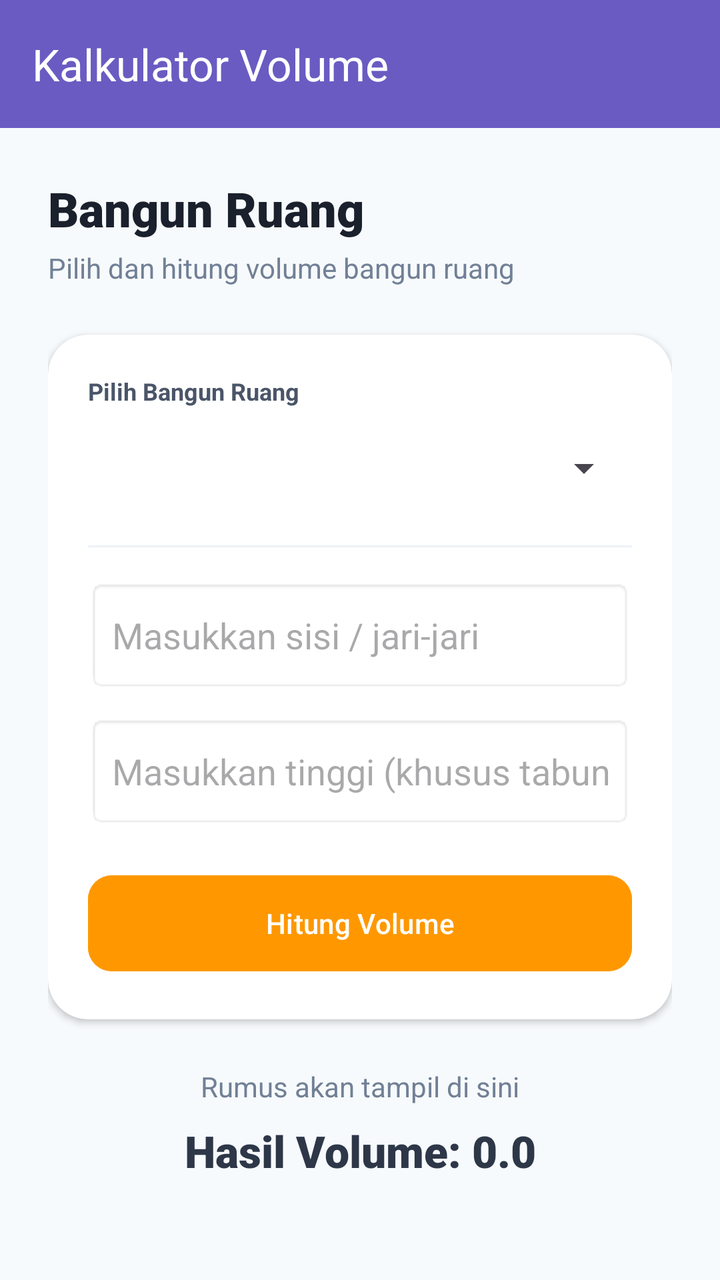
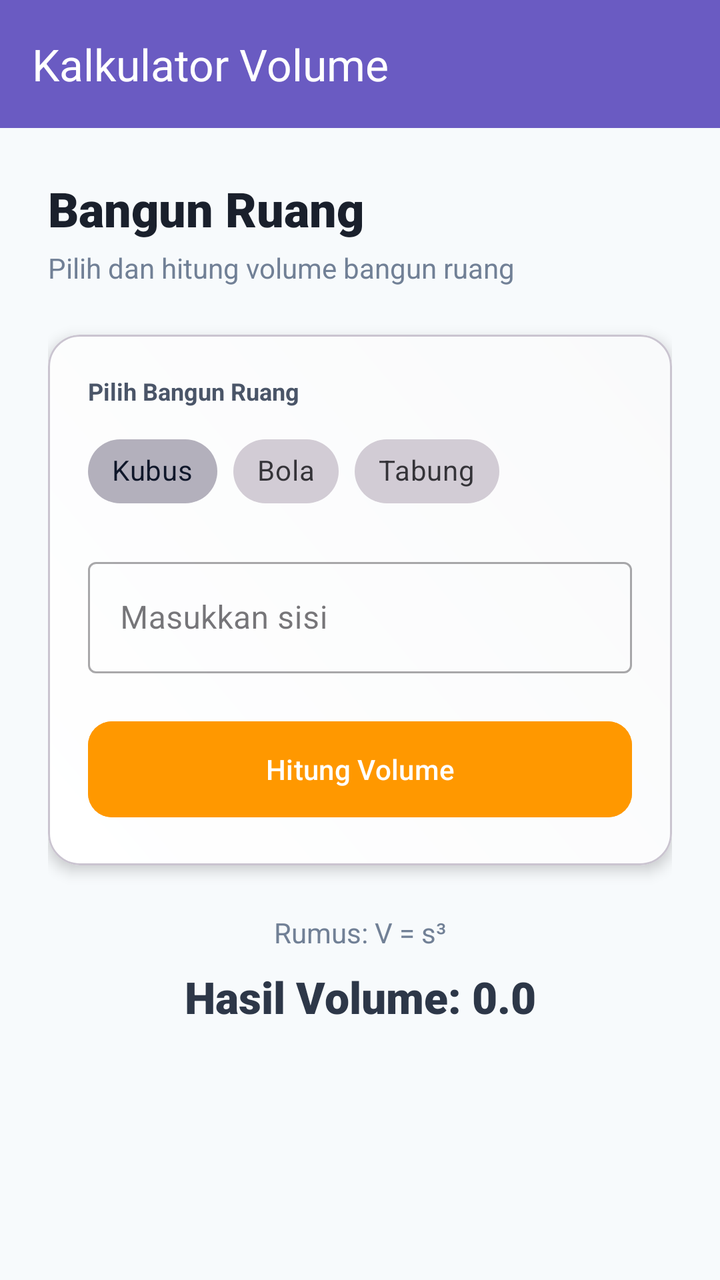

Screens rendered from an Android XML layout before and after an edit, with the pre-edit source and the edit as a unified diff.
<!-- AndroidManifest.xml: application theme Theme.Johancoco -->
<!-- res/layout/activity_bangun_ruang.xml -->
<?xml version="1.0" encoding="utf-8"?>
<androidx.constraintlayout.widget.ConstraintLayout xmlns:android="http://schemas.android.com/apk/res/android"
    xmlns:app="http://schemas.android.com/apk/res-auto"
    android:id="@+id/main"
    android:layout_width="match_parent"
    android:layout_height="match_parent"
    android:background="#F7FAFC">

    <androidx.appcompat.widget.Toolbar
        android:id="@+id/toolbar"
        android:layout_width="match_parent"
        android:layout_height="?attr/actionBarSize"
        android:background="@color/donker"
        app:title="Kalkulator Volume"
        app:titleTextColor="@color/white"
        app:layout_constraintTop_toTopOf="parent" />

    <ScrollView
        android:layout_width="match_parent"
        android:layout_height="0dp"
        android:fillViewport="true"
        app:layout_constraintBottom_toBottomOf="parent"
        app:layout_constraintTop_toBottomOf="@id/toolbar">

        <LinearLayout
            android:layout_width="match_parent"
            android:layout_height="wrap_content"
            android:orientation="vertical"
            android:padding="24dp">

            <TextView
                android:id="@+id/tvTitle"
                android:layout_width="wrap_content"
                android:layout_height="wrap_content"
                android:fontFamily="sans-serif-black"
                android:text="Bangun Ruang"
                android:textColor="#1A202C"
                android:textSize="24sp" />

            <TextView
                android:id="@+id/tvDesc"
                android:layout_width="wrap_content"
                android:layout_height="wrap_content"
                android:layout_marginTop="4dp"
                android:text="Pilih dan hitung volume bangun ruang"
                android:textColor="#718096"
                android:textSize="14sp" />

            <androidx.cardview.widget.CardView
                android:layout_width="match_parent"
                android:layout_height="wrap_content"
                android:layout_marginTop="24dp"
                app:cardCornerRadius="20dp"
                app:cardElevation="2dp">

                <LinearLayout
                    android:layout_width="match_parent"
                    android:layout_height="wrap_content"
                    android:orientation="vertical"
                    android:padding="20dp">

                    <TextView
                        android:layout_width="wrap_content"
                        android:layout_height="wrap_content"
                        android:text="Pilih Bangun Ruang"
                        android:textColor="#4A5568"
                        android:textSize="12sp"
                        android:textStyle="bold" />

                    <Spinner
                        android:id="@+id/spinnerBangun"
                        android:layout_width="match_parent"
                        android:layout_height="45dp"
                        android:layout_marginTop="8dp" />

                    <View
                        android:layout_width="match_parent"
                        android:layout_height="1dp"
                        android:layout_marginVertical="16dp"
                        android:background="#EDF2F7" />

                    <EditText
                        android:id="@+id/etSisi"
                        android:layout_width="match_parent"
                        android:layout_height="56dp"
                        android:background="@android:drawable/editbox_background"
                        android:hint="Masukkan sisi / jari-jari"
                        android:inputType="numberDecimal"
                        android:paddingHorizontal="12dp" />

                    <EditText
                        android:id="@+id/etTinggi"
                        android:layout_width="match_parent"
                        android:layout_height="56dp"
                        android:layout_marginTop="12dp"
                        android:background="@android:drawable/editbox_background"
                        android:hint="Masukkan tinggi (khusus tabung)"
                        android:inputType="numberDecimal"
                        android:paddingHorizontal="12dp" />

                    <Button
                        android:id="@+id/btnHitung"
                        android:layout_width="match_parent"
                        android:layout_height="56dp"
                        android:layout_marginTop="20dp"
                        android:backgroundTint="@color/orange"
                        android:text="Hitung Volume"
                        android:textAllCaps="false"
                        android:textColor="#FFFFFF"
                        app:cornerRadius="12dp" />
                </LinearLayout>
            </androidx.cardview.widget.CardView>

            <TextView
                android:id="@+id/tvContent"
                android:layout_width="match_parent"
                android:layout_height="wrap_content"
                android:layout_marginTop="24dp"
                android:gravity="center"
                android:text="Rumus akan tampil di sini"
                android:textColor="#718096"
                android:textSize="14sp" />

            <TextView
                android:id="@+id/tvHasil"
                android:layout_width="match_parent"
                android:layout_height="wrap_content"
                android:layout_marginTop="8dp"
                android:gravity="center"
                android:text="Hasil Volume: 0.0"
                android:textColor="#2D3748"
                android:textSize="22sp"
                android:fontFamily="sans-serif-black" />

        </LinearLayout>
    </ScrollView>

</androidx.constraintlayout.widget.ConstraintLayout>
<!-- resources referenced by this layout -->
<resources>
  <color name="donker">#6A5BC2</color>
  <color name="orange">#FF9800</color>
  <color name="white">#FFFFFFFF</color>
  <style name="Theme.Johancoco" parent="Base.Theme.Johancoco" />
  <style name="Base.Theme.Johancoco" parent="Theme.Material3.DayNight.NoActionBar">
          <item name="colorPrimary">@color/bg_dark</item>
          <item name="android:statusBarColor">@color/bg_dark</item>
          <item name="android:navigationBarColor">@color/bg_dark</item>
      </style>
  <color name="bg_dark">#0f172a</color>
</resources>

<!-- the commit's change to res/layout/activity_bangun_ruang.xml (unified diff, before → after) -->
@@ -46,16 +46,17 @@
                 android:textColor="#718096"
                 android:textSize="14sp" />
 
-            <androidx.cardview.widget.CardView
+            <com.google.android.material.card.MaterialCardView
                 android:layout_width="match_parent"
                 android:layout_height="wrap_content"
                 android:layout_marginTop="24dp"
-                app:cardCornerRadius="20dp"
-                app:cardElevation="2dp">
+                app:cardCornerRadius="16dp"
+                app:cardElevation="4dp">
 
                 <LinearLayout
                     android:layout_width="match_parent"
                     android:layout_height="wrap_content"
+                    android:background="@drawable/bg_card_modern"
                     android:orientation="vertical"
                     android:padding="20dp">
 
@@ -67,38 +68,69 @@
                         android:textSize="12sp"
                         android:textStyle="bold" />
 
-                    <Spinner
-                        android:id="@+id/spinnerBangun"
+                    <com.google.android.material.chip.ChipGroup
+                        android:id="@+id/chipGroupBangun"
                         android:layout_width="match_parent"
-                        android:layout_height="45dp"
-                        android:layout_marginTop="8dp" />
+                        android:layout_height="wrap_content"
+                        android:layout_marginTop="8dp"
+                        app:singleSelection="true"
+                        app:selectionRequired="true">
 
-                    <View
+                        <com.google.android.material.chip.Chip
+                            android:id="@+id/chipKubus"
+                            style="@style/Widget.MaterialComponents.Chip.Choice"
+                            android:layout_width="wrap_content"
+                            android:layout_height="wrap_content"
+                            android:text="Kubus"
+                            android:checked="true" />
+
+                        <com.google.android.material.chip.Chip
+                            android:id="@+id/chipBola"
+                            style="@style/Widget.MaterialComponents.Chip.Choice"
+                            android:layout_width="wrap_content"
+                            android:layout_height="wrap_content"
+                            android:text="Bola" />
+
+                        <com.google.android.material.chip.Chip
+                            android:id="@+id/chipTabung"
+                            style="@style/Widget.MaterialComponents.Chip.Choice"
+                            android:layout_width="wrap_content"
+                            android:layout_height="wrap_content"
+                            android:text="Tabung" />
+                    </com.google.android.material.chip.ChipGroup>
+
+                    <com.google.android.material.textfield.TextInputLayout
+                        android:id="@+id/tilSisi"
+                        style="@style/Widget.MaterialComponents.TextInputLayout.OutlinedBox"
                         android:layout_width="match_parent"
-                        android:layout_height="1dp"
-                        android:layout_marginVertical="16dp"
-                        android:background="#EDF2F7" />
+                        android:layout_height="wrap_content"
+                        android:layout_marginTop="16dp"
+                        android:hint="Masukkan sisi">
 
-                    <EditText
-                        android:id="@+id/etSisi"
+                        <com.google.android.material.textfield.TextInputEditText
+                            android:id="@+id/etSisi"
+                            android:layout_width="match_parent"
+                            android:layout_height="wrap_content"
+                            android:inputType="numberDecimal" />
+                    </com.google.android.material.textfield.TextInputLayout>
+
+                    <com.google.android.material.textfield.TextInputLayout
+                        android:id="@+id/tilTinggi"
+                        style="@style/Widget.MaterialComponents.TextInputLayout.OutlinedBox"
                         android:layout_width="match_parent"
-                        android:layout_height="56dp"
-                        android:background="@android:drawable/editbox_background"
-                        android:hint="Masukkan sisi / jari-jari"
-                        android:inputType="numberDecimal"
-                        android:paddingHorizontal="12dp" />
+                        android:layout_height="wrap_content"
+                        android:layout_marginTop="12dp"
+                        android:hint="Masukkan tinggi"
+                        android:visibility="gone">
 
-                    <EditText
-                        android:id="@+id/etTinggi"
-                        android:layout_width="match_parent"
-                        android:layout_height="56dp"
-                        android:layout_marginTop="12dp"
-                        android:background="@android:drawable/editbox_background"
-                        android:hint="Masukkan tinggi (khusus tabung)"
-                        android:inputType="numberDecimal"
-                        android:paddingHorizontal="12dp" />
+                        <com.google.android.material.textfield.TextInputEditText
+                            android:id="@+id/etTinggi"
+                            android:layout_width="match_parent"
+                            android:layout_height="wrap_content"
+                            android:inputType="numberDecimal" />
+                    </com.google.android.material.textfield.TextInputLayout>
 
-                    <Button
+                    <com.google.android.material.button.MaterialButton
                         android:id="@+id/btnHitung"
                         android:layout_width="match_parent"
                         android:layout_height="56dp"
@@ -109,7 +141,7 @@
                         android:textColor="#FFFFFF"
                         app:cornerRadius="12dp" />
                 </LinearLayout>
-            </androidx.cardview.widget.CardView>
+            </com.google.android.material.card.MaterialCardView>
 
             <TextView
                 android:id="@+id/tvContent"
@@ -117,7 +149,7 @@
                 android:layout_height="wrap_content"
                 android:layout_marginTop="24dp"
                 android:gravity="center"
-                android:text="Rumus akan tampil di sini"
+                android:text="Rumus: V = s³"
                 android:textColor="#718096"
                 android:textSize="14sp" />
 
<!-- resource entries referenced after the edit -->
@@ -3,6 +3,15 @@
   <color name="donker">#6A5BC2</color>
   <color name="orange">#FF9800</color>
   <color name="white">#FFFFFFFF</color>
+  <!-- drawable bg_card_modern (drawable) -->
+  <?xml version="1.0" encoding="utf-8"?>
+  <shape xmlns:android="http://schemas.android.com/apk/res/android">
+      <gradient
+          android:startColor="#FFFFFF"
+          android:endColor="#F9FAFB"
+          android:angle="45" />
+      <corners android:radius="16dp" />
+  </shape>
   <style name="Theme.Johancoco" parent="Base.Theme.Johancoco" />
   <style name="Base.Theme.Johancoco" parent="Theme.Material3.DayNight.NoActionBar">
           <item name="colorPrimary">@color/bg_dark</item>
